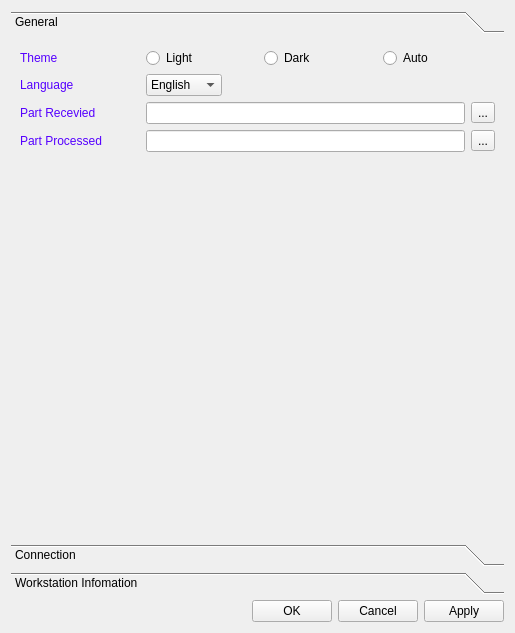
First picture: the form in src/app/settings.ui, repository Sanlo/bosch-mes-connector, before the edit.
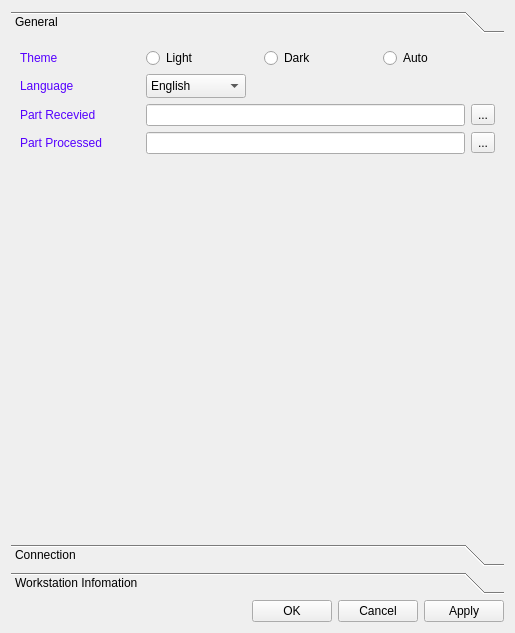
Second picture: the form after the edit. The open tabs and pages were chosen to show the change. Icons and pictures are not drawn.

The edit to the form file:
```diff
--- a/src/app/settings.ui
+++ b/src/app/settings.ui
@@ -113,6 +113,12 @@
          </item>
          <item>
           <widget class="QComboBox" name="combo_language">
+           <property name="minimumSize">
+            <size>
+             <width>100</width>
+             <height>24</height>
+            </size>
+           </property>
            <item>
             <property name="text">
              <string>English</string>
```
Left out of the diff: 2 changed lines with no effect on the pictures.
